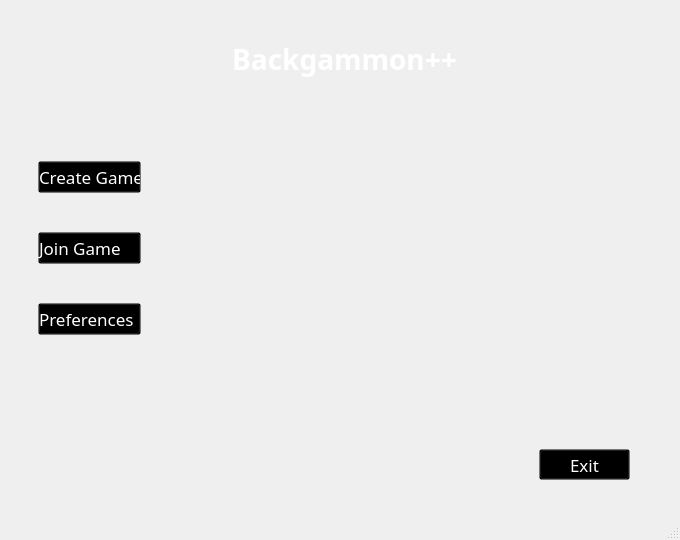
This is BackgammonPP/mainwindow.ui in daniilgrbic/BackgammonPP as Qt 5 draws it before an edit. The edited form follows.
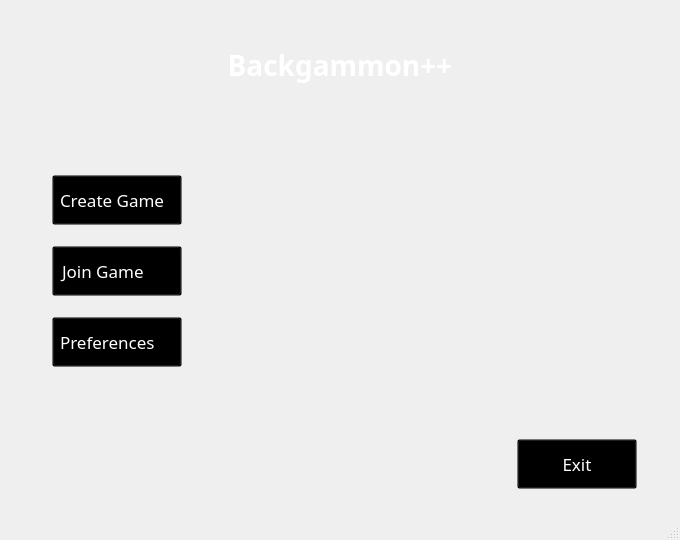
This is the edited form. The open tabs and pages were chosen to show the change.

Commit message: Update main menu layout, fix text clipping

What changed in the file:
```diff
--- a/BackgammonPP/mainwindow.ui
+++ b/BackgammonPP/mainwindow.ui
@@ -55,11 +55,11 @@
 	background-position: center;
 }</string>
    </property>
-   <layout class="QVBoxLayout" name="verticalLayout_5">
+   <layout class="QGridLayout" name="gridLayout_2">
     <property name="topMargin">
      <number>9</number>
     </property>
-    <item>
+    <item row="0" column="0">
      <widget class="QStackedWidget" name="stackedWidget">
       <property name="styleSheet">
        <string notr="true">QStackedWidget {
@@ -69,34 +69,25 @@
       <property name="currentIndex">
        <number>3</number>
       </property>
-      <widget class="QWidget" name="mainMenu">
-       <widget class="QWidget" name="widget" native="true">
-        <property name="enabled">
-         <bool>true</bool>
+      <widget class="QWidget" name="MainMenu">
+       <layout class="QVBoxLayout" name="verticalLayout_7" stretch="4,9,3">
+        <property name="spacing">
+         <number>50</number>
         </property>
-        <property name="geometry">
-         <rect>
-          <x>0</x>
-          <y>0</y>
-          <width>671</width>
-          <height>501</height>
-         </rect>
+        <property name="leftMargin">
+         <number>25</number>
         </property>
-        <property name="mouseTracking">
-         <bool>false</bool>
+        <property name="topMargin">
+         <number>10</number>
         </property>
-        <property name="autoFillBackground">
-         <bool>false</bool>
+        <property name="rightMargin">
+         <number>25</number>
         </property>
-        <widget class="QLabel" name="title_label">
-         <property name="geometry">
-          <rect>
-           <x>-10</x>
-           <y>20</y>
-           <width>691</width>
-           <height>61</height>
-          </rect>
-         </property>
+        <property name="bottomMargin">
+         <number>10</number>
+        </property>
+        <item>
+         <widget class="QLabel" name="mainMenuTitle">
          <property name="font">
           <font>
            <family>Corbel</family>
@@ -120,15 +111,9 @@
           <set>Qt::AlignCenter</set>
          </property>
         </widget>
+        </item>
+        <item>
         <widget class="QFrame" name="optionsFrame">
-         <property name="geometry">
-          <rect>
-           <x>20</x>
-           <y>110</y>
-           <width>121</width>
-           <height>261</height>
-          </rect>
-         </property>
          <property name="styleSheet">
           <string notr="true"/>
          </property>
@@ -143,22 +128,44 @@
          </property>
          <layout class="QHBoxLayout" name="horizontalLayout">
           <item>
-           <layout class="QVBoxLayout" name="verticalLayout">
+            <widget class="QFrame" name="optionsFrameContent">
+             <property name="sizePolicy">
+              <sizepolicy hsizetype="Maximum" vsizetype="MinimumExpanding">
+               <horstretch>0</horstretch>
+               <verstretch>0</verstretch>
+              </sizepolicy>
+             </property>
+             <property name="minimumSize">
+              <size>
+               <width>140</width>
+               <height>200</height>
+              </size>
+             </property>
+             <layout class="QVBoxLayout" name="optionsFrameBox">
+              <property name="spacing">
+               <number>18</number>
+              </property>
             <property name="topMargin">
-             <number>0</number>
+               <number>1</number>
             </property>
             <property name="rightMargin">
-             <number>0</number>
+               <number>1</number>
             </property>
             <property name="bottomMargin">
-             <number>0</number>
+               <number>1</number>
             </property>
             <item>
              <widget class="QPushButton" name="btCreateGame">
               <property name="minimumSize">
                <size>
-                <width>0</width>
-                <height>30</height>
+                  <width>130</width>
+                  <height>40</height>
+                 </size>
+                </property>
+                <property name="maximumSize">
+                 <size>
+                  <width>170</width>
+                  <height>50</height>
                </size>
               </property>
               <property name="font">
@@ -176,6 +183,7 @@
 	background: transparent;
 	color: white;
 	text-align: left;
+	padding-left: 7px;
 }
 
 QPushButton:hover {
@@ -191,8 +199,14 @@
              <widget class="QPushButton" name="btJoinGame">
               <property name="minimumSize">
                <size>
-                <width>0</width>
-                <height>30</height>
+                  <width>130</width>
+                  <height>40</height>
+                 </size>
+                </property>
+                <property name="maximumSize">
+                 <size>
+                  <width>170</width>
+                  <height>50</height>
                </size>
               </property>
               <property name="font">
@@ -210,6 +224,7 @@
 	background: transparent;
 	color: white;
 	text-align: left;
+	padding-left: 9px;
 }
 
 QPushButton:hover {
@@ -225,8 +240,14 @@
              <widget class="QPushButton" name="btPreferences">
               <property name="minimumSize">
                <size>
-                <width>0</width>
-                <height>30</height>
+                  <width>130</width>
+                  <height>40</height>
+                 </size>
+                </property>
+                <property name="maximumSize">
+                 <size>
+                  <width>170</width>
+                  <height>50</height>
                </size>
               </property>
               <property name="font">
@@ -244,6 +265,7 @@
 	background: transparent;
 	color: white;
 	text-align: left;
+	padding-left: 7px;
 }
 
 QPushButton:hover {
@@ -257,18 +279,26 @@
              </widget>
             </item>
            </layout>
+            </widget>
+           </item>
+           <item>
+            <spacer name="optionsFrameHorizontalSpacer">
+             <property name="orientation">
+              <enum>Qt::Horizontal</enum>
+             </property>
+             <property name="sizeHint" stdset="0">
+              <size>
+               <width>40</width>
+               <height>20</height>
+              </size>
+             </property>
+            </spacer>
           </item>
          </layout>
         </widget>
+        </item>
+        <item>
         <widget class="QFrame" name="exitFrame">
-         <property name="geometry">
-          <rect>
-           <x>30</x>
-           <y>430</y>
-           <width>631</width>
-           <height>51</height>
-          </rect>
-         </property>
          <property name="frameShape">
           <enum>QFrame::NoFrame</enum>
          </property>
@@ -278,14 +308,33 @@
          <property name="lineWidth">
           <number>0</number>
          </property>
+          <layout class="QHBoxLayout" name="horizontalLayout_10">
+           <item>
+            <spacer name="exitFrameHorizontalSpacer">
+             <property name="orientation">
+              <enum>Qt::Horizontal</enum>
+             </property>
+             <property name="sizeHint" stdset="0">
+              <size>
+               <width>40</width>
+               <height>20</height>
+              </size>
+             </property>
+            </spacer>
+           </item>
+           <item>
          <widget class="QPushButton" name="btExit">
-          <property name="geometry">
-           <rect>
-            <x>500</x>
-            <y>10</y>
-            <width>91</width>
-            <height>31</height>
-           </rect>
+             <property name="minimumSize">
+              <size>
+               <width>120</width>
+               <height>40</height>
+              </size>
+             </property>
+             <property name="maximumSize">
+              <size>
+               <width>160</width>
+               <height>50</height>
+              </size>
           </property>
           <property name="font">
            <font>
@@ -310,8 +359,11 @@
            <string>Exit</string>
           </property>
          </widget>
-        </widget>
-       </widget>
+           </item>
+          </layout>
+         </widget>
+        </item>
+       </layout>
       </widget>
       <widget class="QWidget" name="CreateGame">
        <widget class="QLabel" name="label_5">
```
Left out of the diff: 2 changed lines with no effect on the pictures. Lines whose indentation alone changed are shown as unchanged. The commit also changes 1 other file.
